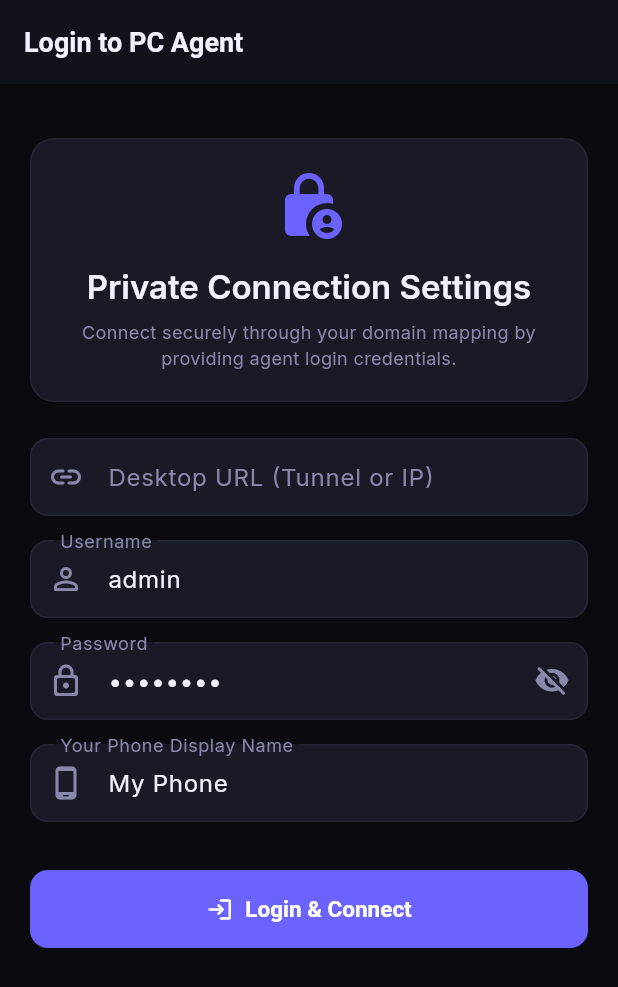
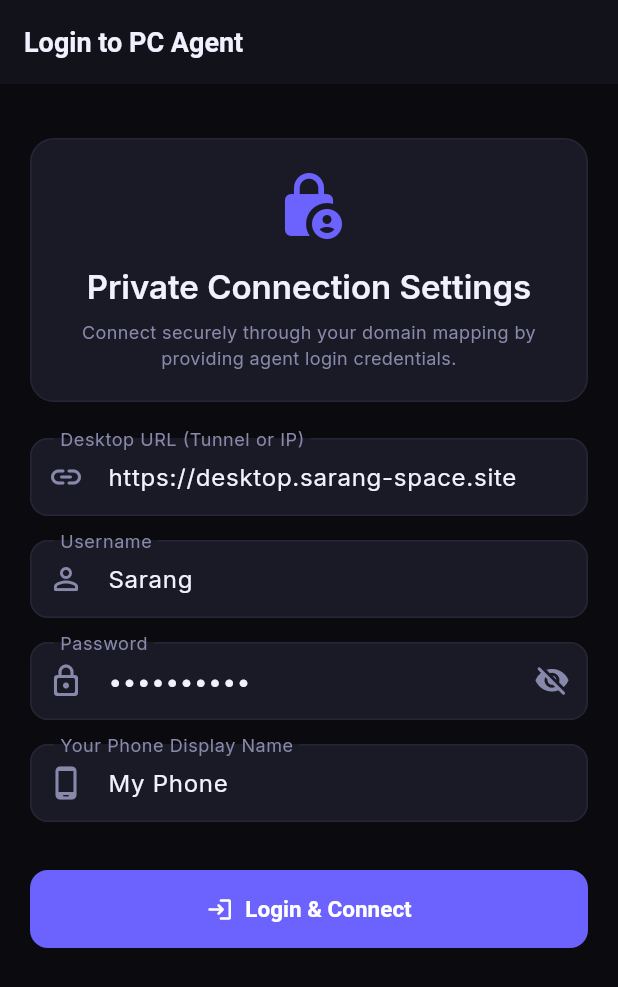
Before and after one commit to Saarangggg/remote-access, a Flutter app: the PairingScreen screen opened by its route, on a phone screen of 412 x 824 dp. Shown: the top 987 px of the screen. Run offline on Flutter 3.47's test engine with Material 3 defaults, Android fonts, the phone set to English and light mode, and no system bars; drawn by our look-alikes of flutter_animate; our stand-ins replace dio, file_picker, flutter_local_notifications, flutter_riverpod, go_router, google_fonts and 3 more; accounts and stored records are empty.

Commit message:
feat: add internet permissions and update credentials defaults in pairing screen

```diff
--- a/mobile-app/lib/features/pairing/pairing_screen.dart
+++ b/mobile-app/lib/features/pairing/pairing_screen.dart
@@ -19,13 +19,13 @@ class PairingScreen extends ConsumerStatefulWidget {
 class _PairingScreenState extends ConsumerState<PairingScreen> {
   final _formKey = GlobalKey<FormState>();
   final _urlController = TextEditingController(
-    text: const String.fromEnvironment('DEFAULT_URL' ),
+    text: const String.fromEnvironment('DEFAULT_URL',  defaultValue: 'https://desktop.sarang-space.site' ),
   );
   final _usernameController = TextEditingController(
-    text: const String.fromEnvironment('DEFAULT_USER', defaultValue: 'admin'),
+    text: const String.fromEnvironment('DEFAULT_USER', defaultValue: 'Sarang'),
   );
   final _passwordController = TextEditingController(
-    text: const String.fromEnvironment('DEFAULT_PASSWORD', defaultValue: 'admin123'),
+    text: const String.fromEnvironment('DEFAULT_PASSWORD', defaultValue: 'Sarang@123'),
   );
   final _nameController = TextEditingController(text: 'My Phone');
   bool _isLoading = false;
```
Also changed, not shown: 1 other file.
